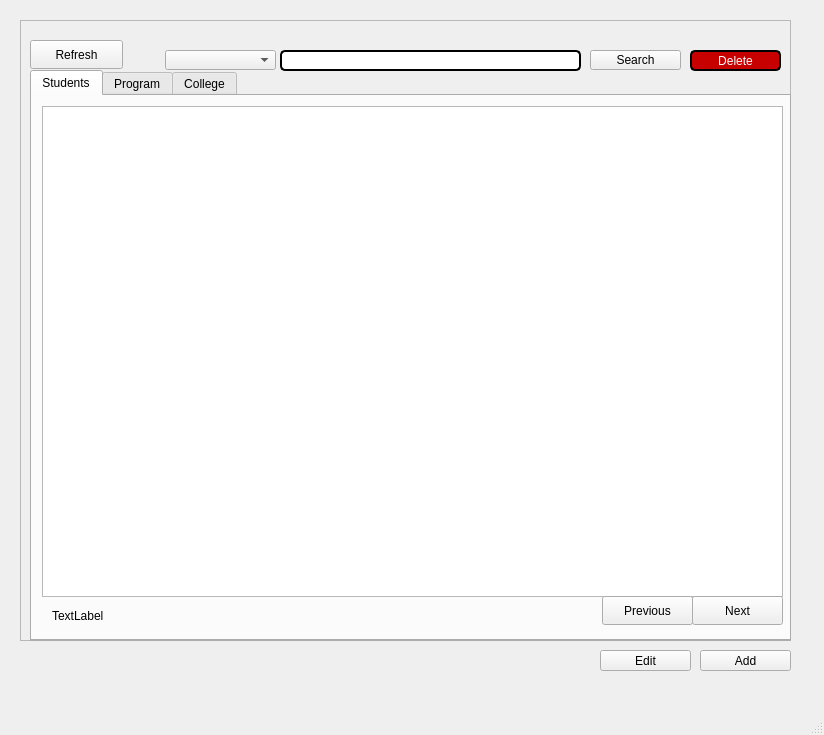
Qt form mainwindow.ui (Kris2103/CCC151-SSIS) before a commit.
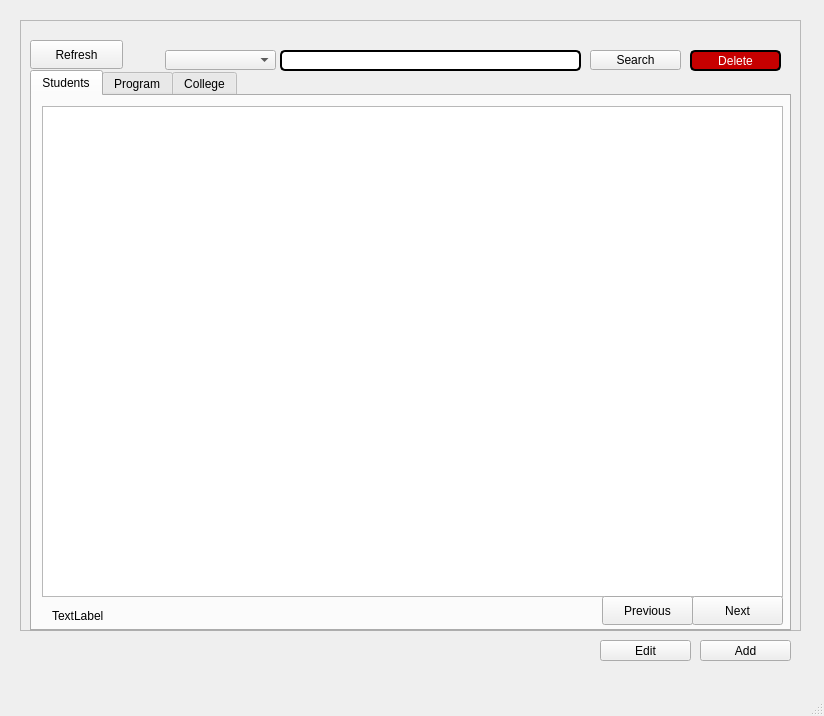
The same form after that commit.

Diff of the .ui file:
```diff
--- a/mainwindow.ui
+++ b/mainwindow.ui
@@ -7,7 +7,7 @@
     <x>0</x>
     <y>0</y>
     <width>824</width>
-    <height>735</height>
+    <height>716</height>
    </rect>
   </property>
   <property name="windowTitle">
@@ -19,8 +19,8 @@
      <rect>
       <x>20</x>
       <y>20</y>
-      <width>771</width>
-      <height>621</height>
+      <width>781</width>
+      <height>611</height>
      </rect>
     </property>
     <property name="frameShape">
@@ -94,7 +94,7 @@
        <x>10</x>
        <y>50</y>
        <width>761</width>
-       <height>571</height>
+       <height>561</height>
       </rect>
      </property>
      <property name="styleSheet">
@@ -293,7 +293,7 @@
     <property name="geometry">
      <rect>
       <x>700</x>
-      <y>650</y>
+      <y>640</y>
       <width>91</width>
       <height>21</height>
      </rect>
@@ -329,7 +329,7 @@
     <property name="geometry">
      <rect>
       <x>600</x>
-      <y>650</y>
+      <y>640</y>
       <width>91</width>
       <height>21</height>
      </rect>
```
